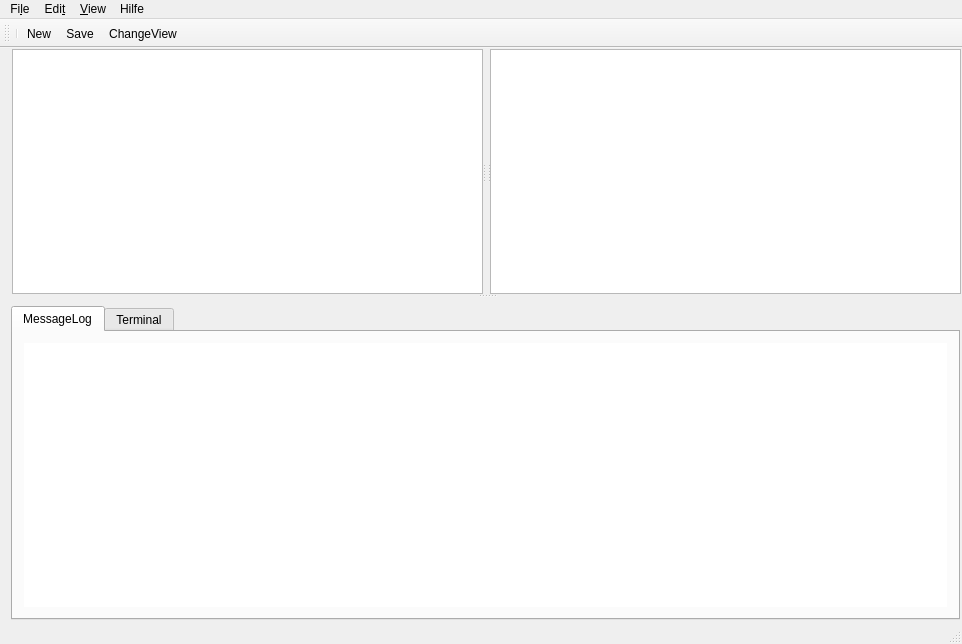
First picture: the form in elbefrontend/mainwindow.ui, repository emtrion/elbe-gui, before the edit.
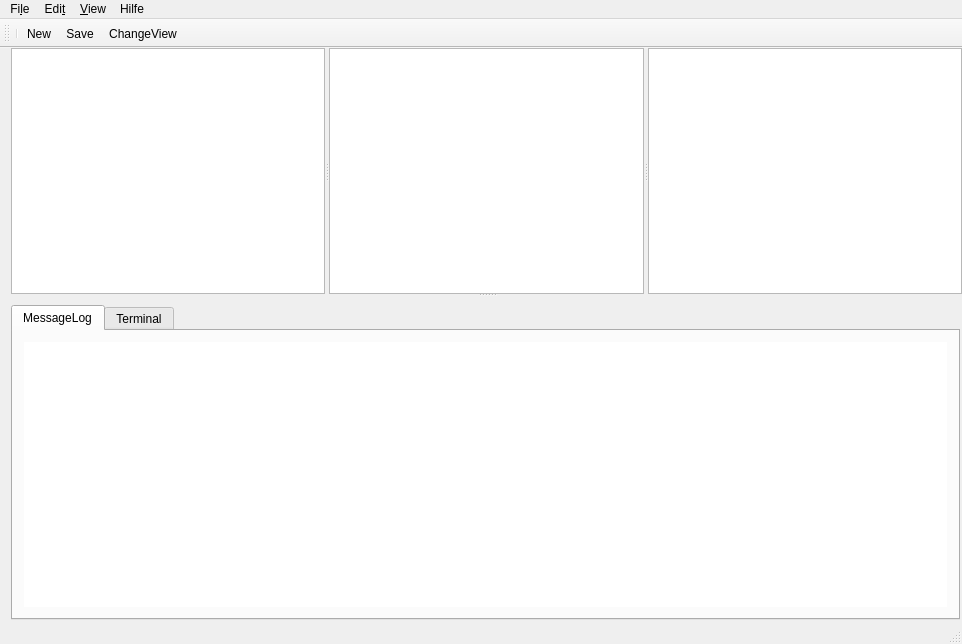
Second picture: the form after the edit. Custom widgets are drawn as their Qt base class.

The edit to the form file:
```diff
--- a/elbefrontend/mainwindow.ui
+++ b/elbefrontend/mainwindow.ui
@@ -45,30 +45,24 @@
        <bool>false</bool>
       </property>
       <widget class="QWidget" name="UpperSection" native="true">
-       <layout class="QVBoxLayout" name="verticalLayout_5">
-        <property name="spacing">
-         <number>1</number>
-        </property>
+       <layout class="QHBoxLayout" name="horizontalLayout">
         <property name="leftMargin">
-         <number>1</number>
+         <number>0</number>
         </property>
         <property name="topMargin">
-         <number>1</number>
+         <number>0</number>
         </property>
         <property name="rightMargin">
-         <number>1</number>
+         <number>0</number>
         </property>
         <property name="bottomMargin">
-         <number>1</number>
+         <number>0</number>
         </property>
         <item>
          <widget class="QSplitter" name="UpperSection_Splitter">
           <property name="orientation">
            <enum>Qt::Horizontal</enum>
           </property>
-          <property name="handleWidth">
-           <number>2</number>
-          </property>
           <widget class="QTreeView" name="ProjektStructure">
            <property name="enabled">
             <bool>true</bool>
@@ -98,24 +92,18 @@
             <bool>true</bool>
            </attribute>
           </widget>
-          <widget class="QWidget" name="Editor" native="true">
-           <layout class="QVBoxLayout" name="verticalLayout_6">
-            <property name="spacing">
-             <number>1</number>
-            </property>
-            <property name="leftMargin">
-             <number>1</number>
-            </property>
-            <property name="topMargin">
-             <number>1</number>
-            </property>
-            <property name="rightMargin">
-             <number>1</number>
-            </property>
-            <property name="bottomMargin">
-             <number>1</number>
-            </property>
-           </layout>
+          <widget class="CodeEditor" name="Editor">
+           <property name="font">
+            <font>
+             <pointsize>10</pointsize>
+            </font>
+           </property>
+           <property name="lineWrapMode">
+            <enum>QPlainTextEdit::NoWrap</enum>
+           </property>
+           <property name="centerOnScroll">
+            <bool>true</bool>
+           </property>
           </widget>
           <widget class="QTreeView" name="FileStructure"/>
          </widget>
@@ -168,16 +156,19 @@
            </attribute>
            <layout class="QVBoxLayout" name="verticalLayout_3">
             <item>
-             <widget class="QPlainTextEdit" name="MessageLog">
+             <widget class="QTextEdit" name="MessageLog">
+              <property name="font">
+               <font>
+                <family>Courier</family>
+                <pointsize>10</pointsize>
+               </font>
+              </property>
               <property name="frameShape">
                <enum>QFrame::NoFrame</enum>
               </property>
               <property name="frameShadow">
                <enum>QFrame::Plain</enum>
               </property>
-              <property name="readOnly">
-               <bool>true</bool>
-              </property>
              </widget>
             </item>
            </layout>
@@ -377,6 +368,13 @@
   </action>
  </widget>
  <layoutdefault spacing="6" margin="11"/>
+ <customwidgets>
+  <customwidget>
+   <class>CodeEditor</class>
+   <extends>QPlainTextEdit</extends>
+   <header>codeeditor.h</header>
+  </customwidget>
+ </customwidgets>
  <tabstops>
   <tabstop>ProjektStructure</tabstop>
   <tabstop>FileStructure</tabstop>
```
Left out of the diff: 9 changed lines with no effect on the pictures.
